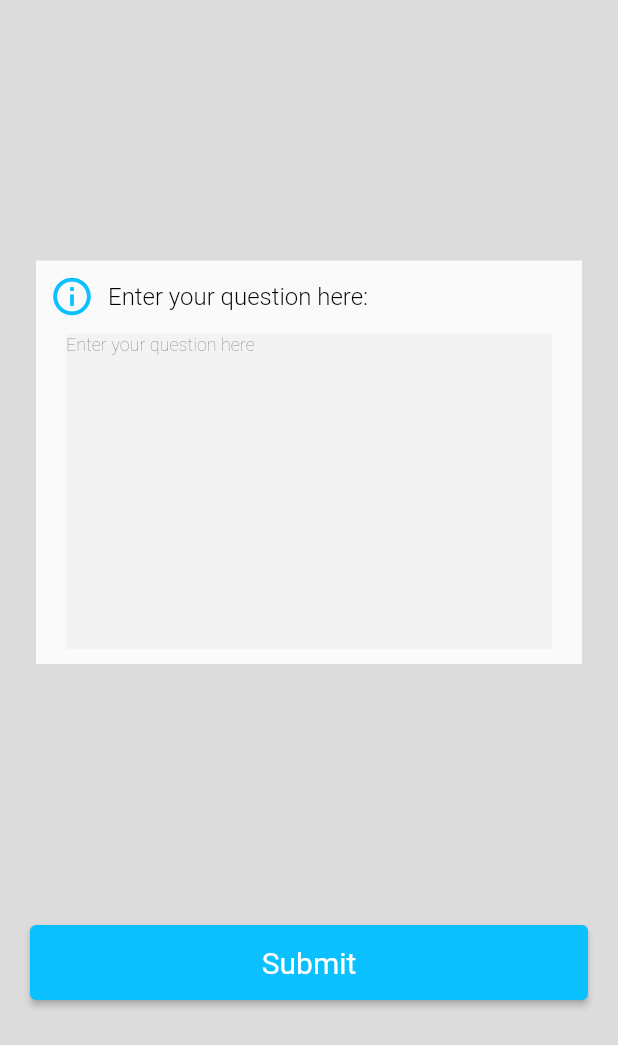
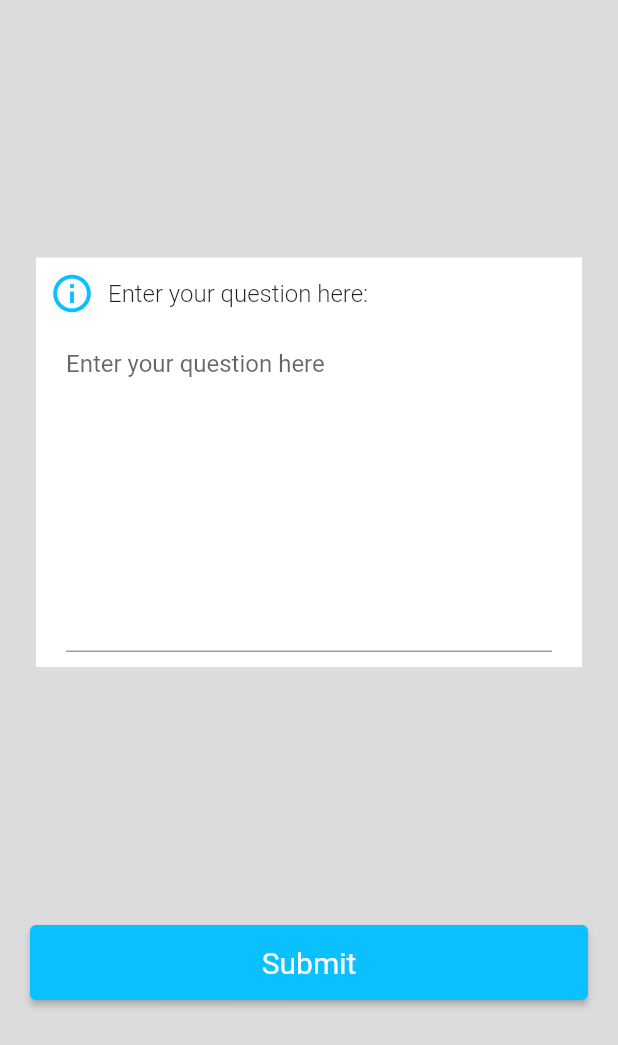
Before and after one commit to RoadSage/roadsage-app, a Flutter app: the SubmitQuestionScreen screen opened by its route, on a phone screen of 412 x 824 dp, the part 191-1236 px from its top. Run offline on Flutter 3.47's test engine with Material 2 defaults, Android fonts, the phone set to English and light mode, and no system bars; our stand-ins replace firebase_auth, firebase_core, flutter_riverpod, flutter_secure_storage, flutter_signin_button, fluttertoast and 5 more; missing offline and left inert: flutter_facebook_auth, flutter_settings_ui, lifecycle; accounts and stored records are empty.

Commit message:
Final dark & light mode theme fixes
- Expanded the themes to properly support in-app theme switching
- Included dynamic app version in the Preferences
- Converted remaining screens to use proper themes instead of hardcoding

Solves #21

Signed-off-by: Kajetan Puchalski <2457183P@student.gla.ac.uk>

```diff
--- a/lib/constants.dart
+++ b/lib/constants.dart
@@ -120,6 +120,7 @@ class RoadSageColours {
   static const Color lightGrey = Color(0xFFDCDCDC);
   static const Color darkGrey = Color(0xFF303030);
   static const Color grey = Color(0xFFC4C4C4);
+  static const Color darkBg = Color(0xFF121212);
 }
 
 class Fonts {
--- a/lib/screens/faq.dart
+++ b/lib/screens/faq.dart
@@ -14,6 +14,7 @@ class _FAQScreenState extends State<FAQScreen> {
     AppBar appBar = AppBar(
       title: const Text(RoadSageStrings.faqs),
       titleSpacing: 20,
+      backgroundColor: Colors.transparent,
       toolbarHeight: 75,
       elevation: 0,
       centerTitle: false,
@@ -68,7 +69,7 @@ class _FAQScreenState extends State<FAQScreen> {
                                     "How do I display custom messages?",
                                     style: TextStyle(
                                         fontSize: 16.0,
-                                        color: Colors.black,
+                                        // color: Colors.black,
                                         fontWeight: FontWeight.w300,
                                         fontFamily: "Roboto"),
                                   )
@@ -79,7 +80,7 @@ class _FAQScreenState extends State<FAQScreen> {
                               color: RoadSageColours.lightBlue,
                             ),
                           ]),
-                          color: RoadSageColours.lightGrey,
+                          color: Theme.of(context).primaryColorLight,
                           padding: const EdgeInsets.all(0.0),
                           alignment: Alignment.center,
                         ),
--- a/lib/screens/help.dart
+++ b/lib/screens/help.dart
@@ -25,7 +25,7 @@ class _HelpScreenState extends State<HelpScreen> {
             // TODO: possibly convert to TextFormFields?
             Padding(
                 child: Container(
-                  color: const Color.fromARGB(60, 220, 220, 220),
+                  color: Theme.of(context).primaryColorLight,
                   child: const TextField(
                     maxLines: 1,
                     decoration: InputDecoration(
@@ -37,7 +37,7 @@ class _HelpScreenState extends State<HelpScreen> {
                 padding: const EdgeInsets.fromLTRB(20, 1.0, 20, 10.0)),
             Padding(
                 child: Container(
-                  color: const Color.fromARGB(60, 220, 220, 220),
+                  color: Theme.of(context).primaryColorLight,
                   child: const TextField(
                     maxLines: 1,
                     decoration: InputDecoration(
@@ -58,7 +58,7 @@ class _HelpScreenState extends State<HelpScreen> {
 
             Padding(
                 child: Container(
-                  color: const Color.fromARGB(60, 220, 220, 220),
+                  color: Theme.of(context).primaryColorLight,
                   child: const TextField(
                     maxLines: 13,
                     decoration: InputDecoration(
--- a/lib/screens/submit_question.dart
+++ b/lib/screens/submit_question.dart
@@ -66,29 +66,19 @@ class _SubmitQuestionScreenState extends State<SubmitQuestionScreen> {
                                   "Enter your question here:",
                                   style: TextStyle(
                                       fontSize: 16.0,
-                                      color: Colors.black,
                                       fontWeight: FontWeight.w300,
                                       fontFamily: "Roboto"),
                                 )
                               ]),
-                          Padding(
-                              child: Container(
-                                color: const Color.fromARGB(60, 220, 220, 220),
-                                child: const TextField(
-                                  style: TextStyle(
-                                      fontSize: 12.0,
-                                      fontWeight: FontWeight.w200,
-                                      color: Colors.black,
-                                      fontFamily: "Roboto"),
-                                  maxLines: 15,
-                                  decoration: InputDecoration.collapsed(
-                                      hintText: "Enter your question here"),
-                                ),
+                          const Padding(
+                              child: TextField(
+                                maxLines: 10,
+                                decoration: InputDecoration(
+                                    hintText: "Enter your question here"),
                               ),
-                              padding:
-                                  const EdgeInsets.fromLTRB(20, 1.0, 20, 10.0))
+                              padding: EdgeInsets.fromLTRB(20, 1.0, 20, 10.0))
                         ]),
-                        color: const Color(0xFFfafafa),
+                        color: Theme.of(context).primaryColorLight,
                         padding: const EdgeInsets.all(0.0),
                         alignment: Alignment.center,
                       ),
--- a/pubspec.yaml
+++ b/pubspec.yaml
@@ -54,8 +54,8 @@ dependencies:
   sign_in_with_apple: ^3.3.0
   flutter_riverpod: ^2.0.0-dev.0
 
-
   in_app_review: ^2.0.4
+  package_info_plus: ^1.3.0
 
 dev_dependencies:
   flutter_test:
```
Also changed, not shown: lib/main.dart (+14 -2 lines), lib/screens/display.dart (+4 -3 lines), lib/screens/preferences.dart (+18 -1 lines), lib/screens/profile.dart (+21 -40 lines), lib/screens/remote.dart (+4 -3 lines), pubspec.lock.
